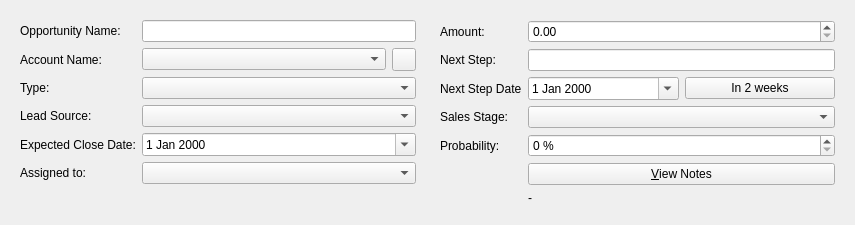
Qt form client/src/details/opportunitydetails.ui (KDAB/FatCRM) before a commit.
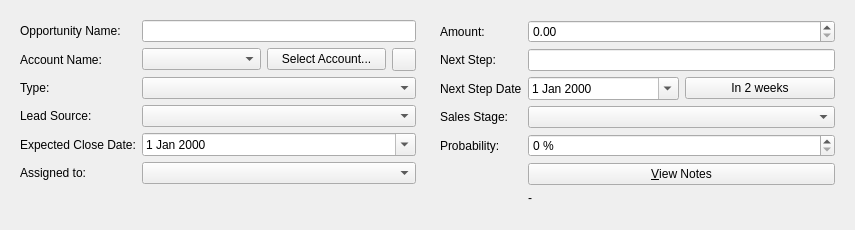
The same form after that commit. Icons and pictures are not drawn. Custom widgets are drawn as their Qt base class.

Commit message:
Add account selector dialog to Opportunity details dialog
Task-Id: FATCRM-119

The edit to the form file:
```diff
--- a/client/src/details/opportunitydetails.ui
+++ b/client/src/details/opportunitydetails.ui
@@ -7,7 +7,7 @@
     <x>0</x>
     <y>0</y>
     <width>855</width>
-    <height>212</height>
+    <height>230</height>
    </rect>
   </property>
   <property name="windowTitle">
@@ -39,6 +39,13 @@
         <item>
          <widget class="QComboBox" name="account_id"/>
         </item>
+        <item>
+         <widget class="QPushButton" name="buttonSelectAccount">
+          <property name="text">
+           <string>Select Account...</string>
+          </property>
+         </widget>
+        </item>
         <item>
          <widget class="QToolButton" name="buttonOpenAccount">
           <property name="icon">
```
The commit also changes 13 other files.
